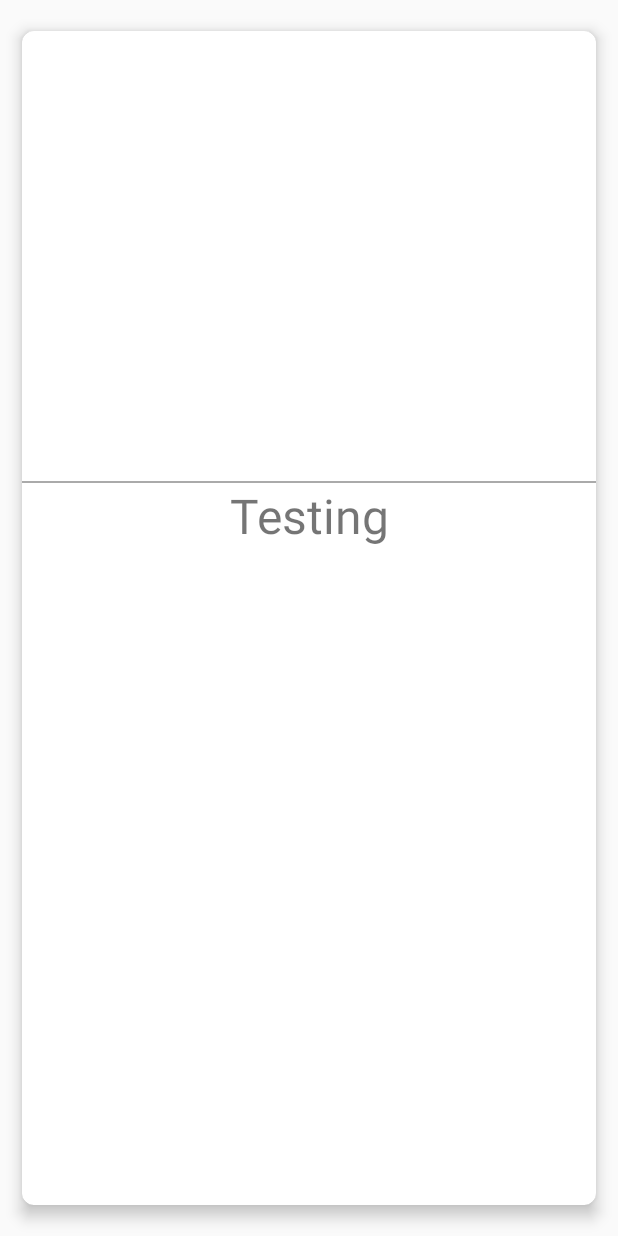
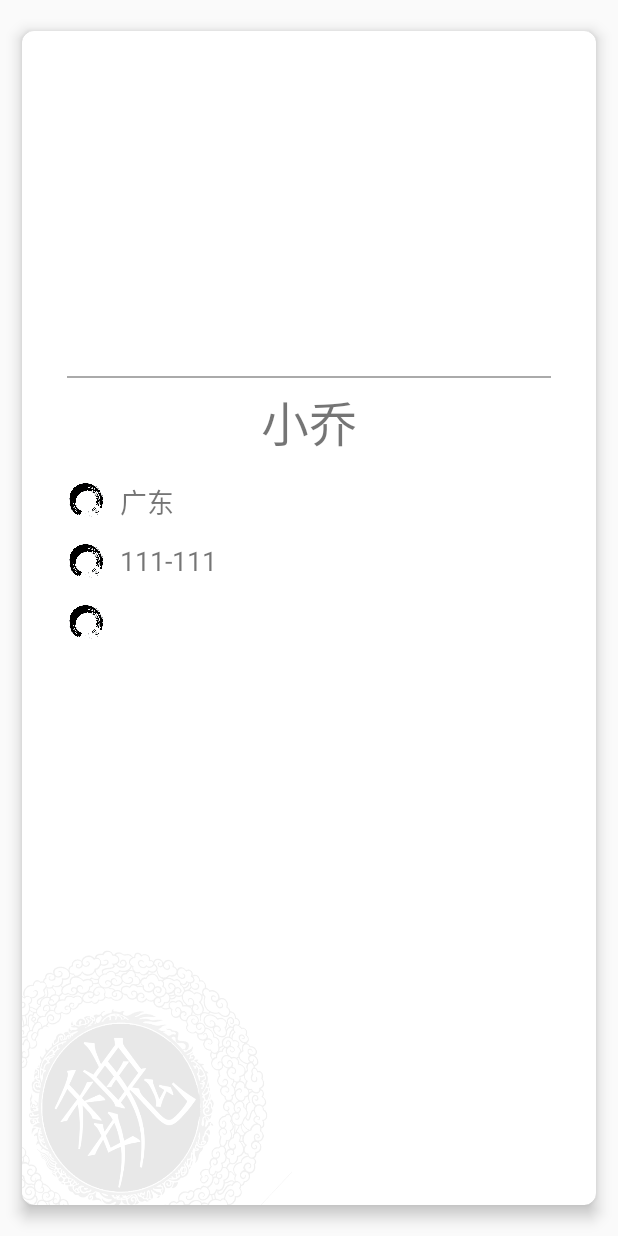
Before and after one commit to zhengpw33/Proj-1, an Android app: the layout role_list.xml on its own in the app's theme, with its tools: preview values and no code run, on a phone screen of 412 x 824 dp. Run offline under Robolectric (Android 15) with nearby library versions, the light colour scheme and no system bars; Roboto replaces fonts that are not available here.

Commit message:
update role_list UI

```diff
--- a/app/src/main/res/layout/role_list.xml
+++ b/app/src/main/res/layout/role_list.xml
@@ -16,8 +16,8 @@
         <ImageView
             android:id="@+id/role_content"
             android:layout_marginTop="30dp"
-            android:layout_width="250dp"
-            android:layout_height="250dp"
+            android:layout_width="180dp"
+            android:layout_height="180dp"
             android:scaleType="centerInside"
             app:layout_constraintLeft_toLeftOf="parent"
             app:layout_constraintRight_toRightOf="parent"
@@ -29,15 +29,79 @@
             android:layout_height="1dp"
             android:background="#AAAAAA"
             android:layout_marginTop="20dp"
+            android:layout_marginLeft="30dp"
+            android:layout_marginRight="30dp"
             app:layout_constraintTop_toBottomOf="@+id/role_content"/>
         <TextView
             android:id="@+id/name_role_list"
-            android:text="Testing"
+            android:text="小乔"
             android:textSize="32dp"
             android:gravity="center"
             android:layout_width="match_parent"
             android:layout_height="wrap_content"
+            android:layout_marginTop="5dp"
             app:layout_constraintTop_toBottomOf="@+id/spliting_line_role_list"/>
+
+
+        <ImageView
+            android:id="@+id/native_place_label"
+            android:layout_width="25dp"
+            android:layout_height="25dp"
+            app:layout_constraintTop_toBottomOf="@+id/name_role_list"
+            app:layout_constraintLeft_toLeftOf="@+id/name_role_list"
+            android:layout_marginTop="15dp"
+            android:layout_marginLeft="30dp"
+            android:background="@mipmap/radio"/>
+
+        <TextView
+            android:id="@+id/native_place_role_list"
+            android:layout_width="wrap_content"
+            android:layout_height="wrap_content"
+            android:text="广东"
+            android:textSize="18dp"
+            android:layout_marginLeft="10dp"
+            app:layout_constraintLeft_toRightOf="@+id/native_place_label"
+            app:layout_constraintTop_toTopOf="@+id/native_place_label"/>
+
+        <ImageView
+            android:id="@+id/life_time_label"
+            android:layout_width="25dp"
+            android:layout_height="25dp"
+            app:layout_constraintTop_toBottomOf="@+id/native_place_label"
+            app:layout_constraintLeft_toLeftOf="parent"
+            android:layout_marginTop="15dp"
+            android:layout_marginLeft="30dp"
+            android:background="@mipmap/radio"/>
+
+        <TextView
+            android:id="@+id/life_time_role_list"
+            android:layout_width="wrap_content"
+            android:layout_height="wrap_content"
+            android:text="111-111"
+            android:textSize="18dp"
+            android:layout_marginLeft="10dp"
+            app:layout_constraintLeft_toRightOf="@+id/life_time_label"
+            app:layout_constraintTop_toTopOf="@+id/life_time_label"/>
+
+        <ImageView
+            android:id="@+id/description_label"
+            android:layout_width="25dp"
+            android:layout_height="25dp"
+            app:layout_constraintTop_toBottomOf="@+id/life_time_label"
+            app:layout_constraintLeft_toLeftOf="parent"
+            android:layout_marginTop="15dp"
+            android:layout_marginLeft="30dp"
+            android:background="@mipmap/radio"/>
+
+
+        <ImageView
+            android:id="@+id/nationality_label"
+            android:layout_width="180dp"
+            android:layout_height="180dp"
+            android:background="@mipmap/wei"
+            app:layout_constraintLeft_toLeftOf="parent"
+            app:layout_constraintBottom_toBottomOf="parent"
+            android:alpha="0.10"/>
 
     </android.support.constraint.ConstraintLayout>
 
```
Also changed, not shown: app/src/main/java/com/example/vince/proj/StartActivity.java (+44 -17 lines), app/src/main/java/com/example/vince/proj/UI/RoleAdapter.java (+23 -2 lines), app/src/main/res/mipmap-xhdpi/radio.png (added), app/src/main/res/mipmap-xhdpi/shu.png (added), app/src/main/res/mipmap-xhdpi/wei.png (added), app/src/main/res/mipmap-xhdpi/wu.png (added).
